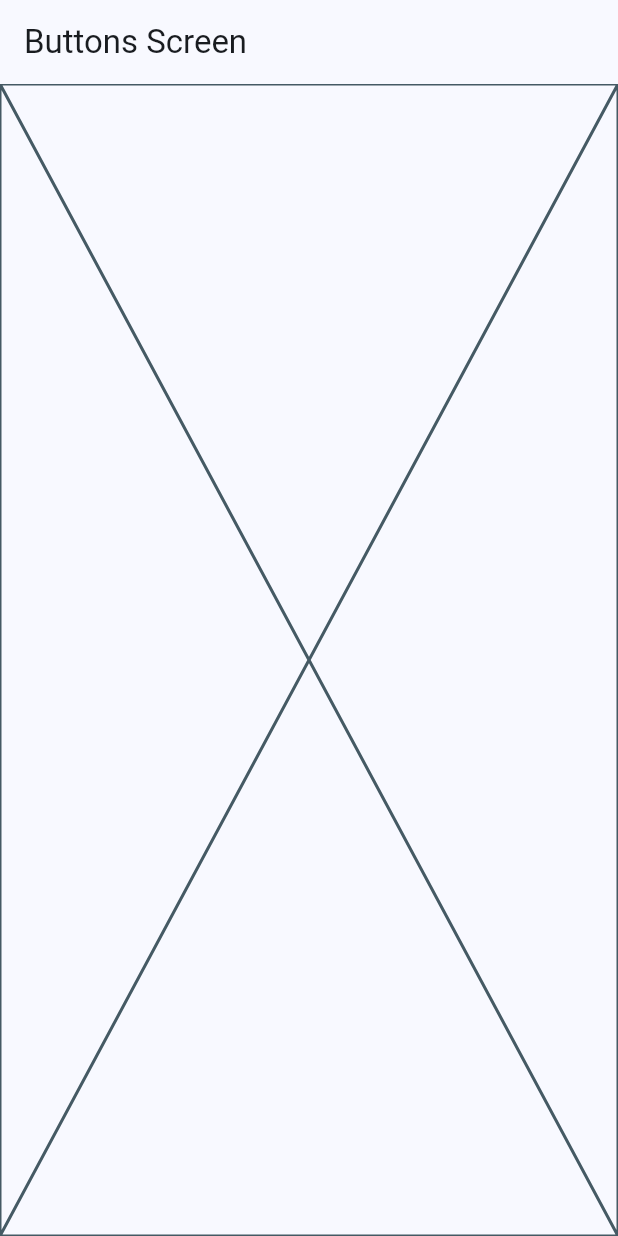
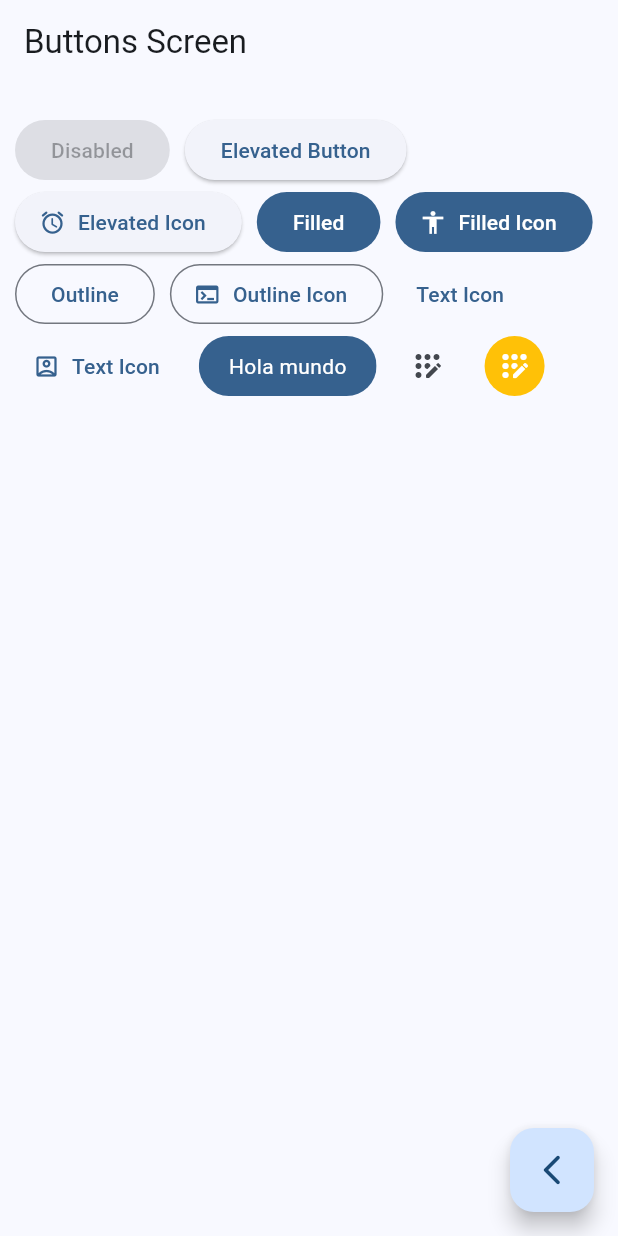
Before and after one commit to LuisCalleLazo/Widgets_App, a Flutter app: the ButtonsScreen screen opened by its route, on a phone screen of 412 x 824 dp. Run offline on Flutter 3.47's test engine with Material 3 defaults, Android fonts, the phone set to English and light mode, and no system bars; our stand-ins replace go_router.

Commit message:
Buttons Screen Finish

```diff
--- a/lib/presentation/screens/buttons/buttons_screen.dart
+++ b/lib/presentation/screens/buttons/buttons_screen.dart
@@ -1,4 +1,5 @@
 import 'package:flutter/material.dart';
+import 'package:go_router/go_router.dart';
 
 class ButtonsScreen extends StatelessWidget {
   static const String name = 'buttons_screen';
@@ -10,8 +11,130 @@ class ButtonsScreen extends StatelessWidget {
       appBar: AppBar(
         title: const Text("Buttons Screen"),
       ),
-
-      body: const Placeholder(),
+      body: const _ButtonsView(),
+      floatingActionButton: FloatingActionButton(
+        child: const Icon(Icons.arrow_back_ios_new_rounded),
+        onPressed: () {
+          context.pop();
+        },
+      ),
     );
   }
 }
+
+class _ButtonsView extends StatelessWidget {
+  const _ButtonsView({
+    super.key,
+  });
+
+  @override
+  Widget build(BuildContext context) {
+    return SizedBox(
+      width: double.infinity,
+      child: Padding(
+        padding: const EdgeInsets.symmetric(
+          horizontal: 10,
+          vertical: 20,
+        ),
+        child: Wrap(
+          spacing: 10,
+          crossAxisAlignment: WrapCrossAlignment.center,
+          children: [
+            // Elevated Button
+            const ElevatedButton(
+              onPressed: null,
+              child: Text("Disabled"),
+            ),
+            ElevatedButton(
+              onPressed: () {},
+              child: const Text("Elevated Button"),
+            ),
+            ElevatedButton.icon(
+              onPressed: () {},
+              icon: const Icon(Icons.access_alarm_rounded),
+              label: const Text("Elevated Icon"),
+            ),
+
+            // FilledButton
+            FilledButton(
+              onPressed: () {},
+              child: const Text("Filled"),
+            ),
+
+            FilledButton.icon(
+              onPressed: () {},
+              icon: const Icon(Icons.accessibility),
+              label: const Text("Filled Icon"),
+            ),
+
+            // Outlined Button
+            OutlinedButton(
+              onPressed: () {},
+              child: const Text("Outline"),
+            ),
+            OutlinedButton.icon(
+              onPressed: () {},
+              icon: const Icon(Icons.terminal),
+              label: const Text("Outline Icon"),
+            ),
+
+            // Text Button
+            TextButton(
+              onPressed: () {},
+              child: const Text("Text Icon"),
+            ),
+            TextButton.icon(
+              onPressed: () {},
+              icon: const Icon(Icons.account_box_outlined),
+              label: const Text("Text Icon"),
+            ),
+
+            const CustomButton(),
+
+            IconButton(
+              onPressed: () {},
+              icon: const Icon(Icons.app_registration_rounded),
+            ),
+            IconButton(
+              onPressed: () {},
+              icon: const Icon(Icons.app_registration_rounded),
+              style: const ButtonStyle(
+                  backgroundColor: WidgetStatePropertyAll(Colors.amber),
+                  iconColor: WidgetStatePropertyAll(Colors.white)),
+            ),
+          ],
+        ),
+      ),
+    );
+  }
+}
+
+class CustomButton extends StatelessWidget {
+  const CustomButton({super.key});
+
+  @override
+  Widget build(BuildContext context) {
+    final colors = Theme.of(context).colorScheme;
+    return ClipRRect(
+      borderRadius: BorderRadius.circular(20),
+      child: Material(
+        color: colors.primary,
+        child: InkWell(
+          onTap: () {},
+          child: const Padding(
+            padding: EdgeInsets.symmetric(
+              horizontal: 20,
+              vertical: 10,
+            ),
+            child: Text(
+              "Hola mundo",
+              style: TextStyle(
+                color: Colors.white,
+              ),
+            ),
+          ),
+        ),
+      ),
+    );
+  }
+}
```
